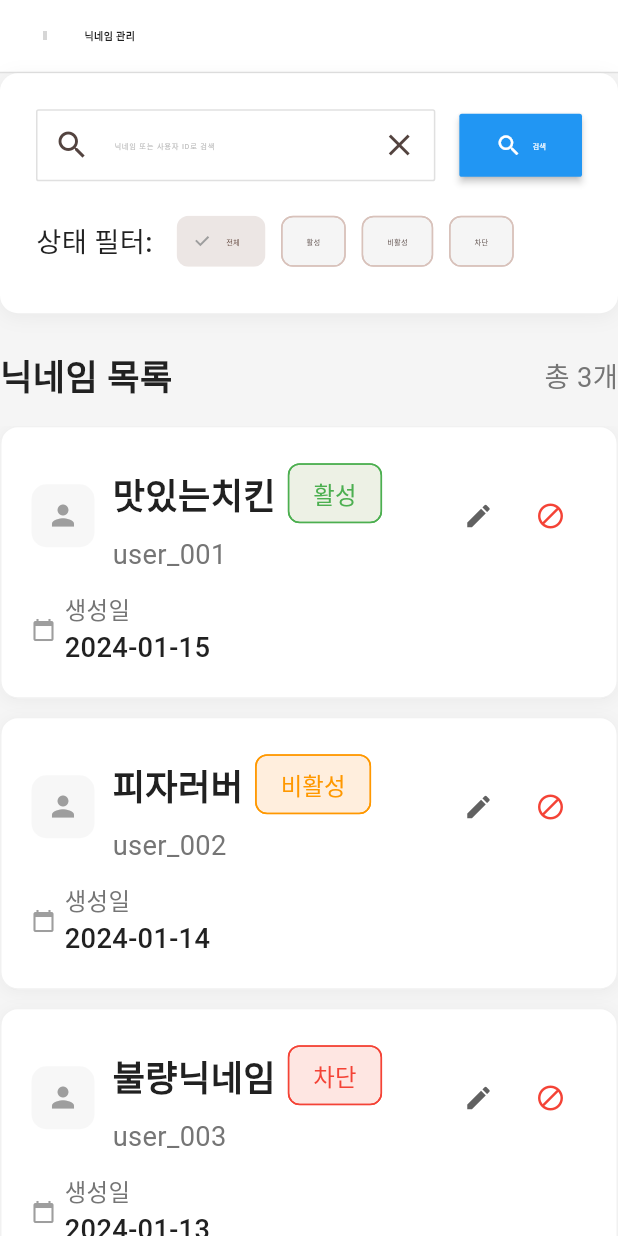
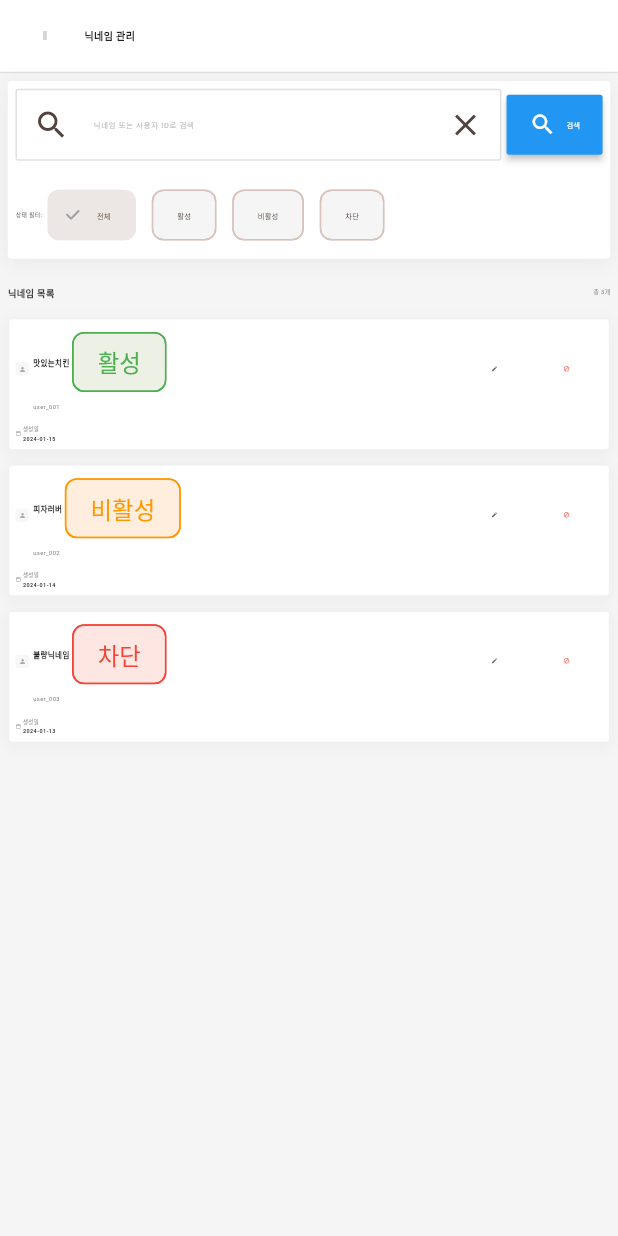
Before and after one commit to dev-yumyum/yumyum_admin, a Flutter app: the NicknameManagementPage screen opened by its route, on a phone screen of 412 x 824 dp. Run offline on Flutter 3.47's test engine with Material 3 defaults, Android fonts, the light colour scheme and no system bars; our stand-ins replace csv, data_table_2, dio, file_picker, fl_chart, flutter_riverpod and 5 more; missing offline and left inert: dart:html, universal_html; accounts and stored records are empty; grey boxes are pictures that could not be loaded.

Commit message:
닉네임 관리 페이지 폰트 크기를 관리자 관리와 동일하게 수정
- flutter_screenutil 패키지 적용
- 닉네임 카드 폰트 크기 조정 (18sp, 14sp, 13sp)
- 목록 제목 폰트 크기 22sp로 통일
- 레이아웃 패딩 및 간격 조정

```diff
--- a/lib/features/nicknames/presentation/pages/nickname_management_page.dart
+++ b/lib/features/nicknames/presentation/pages/nickname_management_page.dart
@@ -1,5 +1,6 @@
 import 'package:flutter/material.dart';
 import 'package:flutter_riverpod/flutter_riverpod.dart';
+import 'package:flutter_screenutil/flutter_screenutil.dart';
 import 'package:material_design_icons_flutter/material_design_icons_flutter.dart';
 import 'package:data_table_2/data_table_2.dart';
 
@@ -64,12 +65,14 @@
   Widget build(BuildContext context) {
     return CrmLayout(
       currentRoute: '/nickname-management',
+      child: Padding(
+        padding: EdgeInsets.all(24.r),
         child: Column(
           crossAxisAlignment: CrossAxisAlignment.start,
           children: [
             // 상단 필터 및 검색
             _buildFilterSection(),
-          const SizedBox(height: 24),
+            SizedBox(height: 24.h),
 
             // 닉네임 목록 테이블
             Expanded(
@@ -77,15 +80,16 @@
             ),
           ],
         ),
+      ),
     );
   }
 
   Widget _buildFilterSection() {
     return Container(
-      padding: const EdgeInsets.all(24),
+      padding: EdgeInsets.all(24.r),
       decoration: BoxDecoration(
         color: Colors.white,
-        borderRadius: BorderRadius.circular(12),
+        borderRadius: BorderRadius.circular(12.r),
         boxShadow: [
           BoxShadow(
             color: Colors.black.withOpacity(0.05),
@@ -114,13 +118,13 @@
                       },
                     ),
                     border: OutlineInputBorder(
-                      borderRadius: BorderRadius.circular(8),
+                      borderRadius: BorderRadius.circular(8.r),
                     ),
                   ),
                   onSubmitted: (_) => _onSearch(),
                 ),
               ),
-              const SizedBox(width: 16),
+              SizedBox(width: 16.w),
 
               // 검색 버튼
               ElevatedButton.icon(
@@ -130,25 +134,25 @@
                 style: ElevatedButton.styleFrom(
                   backgroundColor: Colors.blue,
                   foregroundColor: Colors.white,
-                  padding: const EdgeInsets.symmetric(horizontal: 24, vertical: 12),
+                  padding: EdgeInsets.symmetric(horizontal: 24.w, vertical: 12.h),
                 ),
               ),
             ],
           ),
 
-          const SizedBox(height: 16),
+          SizedBox(height: 16.h),
 
           // 상태 필터
           Row(
             children: [
-              const Text(
+              Text(
                 '상태 필터:',
                 style: TextStyle(
-                  fontSize: 14,
+                  fontSize: 14.sp,
                   fontWeight: FontWeight.w500,
                 ),
               ),
-              const SizedBox(width: 16),
+              SizedBox(width: 16.w),
               _buildStatusFilter(),
             ],
           ),
@@ -215,24 +219,24 @@
       children: [
         Row(
           children: [
-            const Text(
+            Text(
               '닉네임 목록',
               style: TextStyle(
-                fontSize: 18,
-                fontWeight: FontWeight.w600,
+                fontSize: 22.sp,
+                fontWeight: FontWeight.bold,
               ),
             ),
             const Spacer(),
             Text(
               '총 ${mockData.length}개',
               style: TextStyle(
-                fontSize: 14,
+                fontSize: 14.sp,
                 color: Colors.grey[600],
               ),
             ),
           ],
         ),
-        const SizedBox(height: 16),
+        SizedBox(height: 16.h),
         Expanded(
           child: ListView.builder(
             itemCount: mockData.length,
@@ -247,10 +251,10 @@
 
   Widget _buildNicknameCard(Map<String, String> data) {
     return Container(
-      margin: const EdgeInsets.only(bottom: 12),
+      margin: EdgeInsets.only(bottom: 12.h),
       decoration: BoxDecoration(
         color: Colors.white,
-        borderRadius: BorderRadius.circular(12),
+        borderRadius: BorderRadius.circular(12.r),
         border: Border.all(
           color: Colors.grey.withOpacity(0.15),
           width: 1,
@@ -267,27 +271,27 @@
         color: Colors.transparent,
         child: InkWell(
           onTap: () => _showEditDialog(data),
-          borderRadius: BorderRadius.circular(12),
+          borderRadius: BorderRadius.circular(12.r),
           child: Padding(
-            padding: const EdgeInsets.all(20),
+            padding: EdgeInsets.all(20.r),
             child: Column(
               crossAxisAlignment: CrossAxisAlignment.start,
               children: [
                 Row(
                   children: [
                     Container(
-                      padding: const EdgeInsets.all(10),
+                      padding: EdgeInsets.all(10.r),
                       decoration: BoxDecoration(
                         color: Colors.grey.withOpacity(0.08),
-                        borderRadius: BorderRadius.circular(10),
+                        borderRadius: BorderRadius.circular(10.r),
                       ),
-                      child: const Icon(
+                      child: Icon(
                         Icons.person,
-                        size: 22,
+                        size: 22.sp,
                         color: Colors.grey,
                       ),
                     ),
-                    const SizedBox(width: 12),
+                    SizedBox(width: 12.w),
                     Expanded(
                       child: Column(
                         crossAxisAlignment: CrossAxisAlignment.start,
@@ -296,20 +300,20 @@
                             children: [
                               Text(
                                 data['nickname']!,
-                                style: const TextStyle(
-                                  fontSize: 18,
+                                style: TextStyle(
+                                  fontSize: 18.sp,
                                   fontWeight: FontWeight.bold,
                                 ),
                               ),
-                              const SizedBox(width: 8),
+                              SizedBox(width: 8.w),
                               NicknameStatusChip(status: data['status']!),
                             ],
                           ),
-                          const SizedBox(height: 4),
+                          SizedBox(height: 4.h),
                           Text(
                             data['userId']!,
                             style: TextStyle(
-                              fontSize: 14,
+                              fontSize: 14.sp,
                               color: Colors.grey[600],
                             ),
                           ),
@@ -320,13 +324,13 @@
                       mainAxisSize: MainAxisSize.min,
                       children: [
                         IconButton(
-                          icon: const Icon(Icons.edit, size: 20),
+                          icon: Icon(Icons.edit, size: 20.sp),
                           onPressed: () => _showEditDialog(data),
                           tooltip: '수정',
                           color: Colors.grey[700],
                         ),
                         IconButton(
-                          icon: const Icon(Icons.block, size: 20),
+                          icon: Icon(Icons.block, size: 20.sp),
                           onPressed: () => _showBanDialog(data),
                           tooltip: '차단',
                           color: Colors.red,
@@ -335,15 +339,15 @@
                     ),
                   ],
                 ),
-                const SizedBox(height: 12),
+                SizedBox(height: 12.h),
                 Row(
                   children: [
-                    const Icon(
+                    Icon(
                       Icons.calendar_today,
-                      size: 16,
+                      size: 16.sp,
                       color: Colors.grey,
                     ),
-                    const SizedBox(width: 6),
+                    SizedBox(width: 6.w),
                     Expanded(
                       child: Column(
                         crossAxisAlignment: CrossAxisAlignment.start,
@@ -351,17 +355,17 @@
                           Text(
                             '생성일',
                             style: TextStyle(
-                              fontSize: 12,
+                              fontSize: 13.sp,
                               color: Colors.grey[600],
                               fontWeight: FontWeight.w500,
                             ),
                           ),
-                          const SizedBox(height: 2),
+                          SizedBox(height: 2.h),
                           Text(
                             data['createdAt']!,
-                            style: const TextStyle(
-                              fontSize: 14,
-                              fontWeight: FontWeight.w500,
+                            style: TextStyle(
+                              fontSize: 13.sp,
+                              fontWeight: FontWeight.w600,
                             ),
                           ),
                         ],
```
Lines whose indentation alone changed are shown as unchanged.
